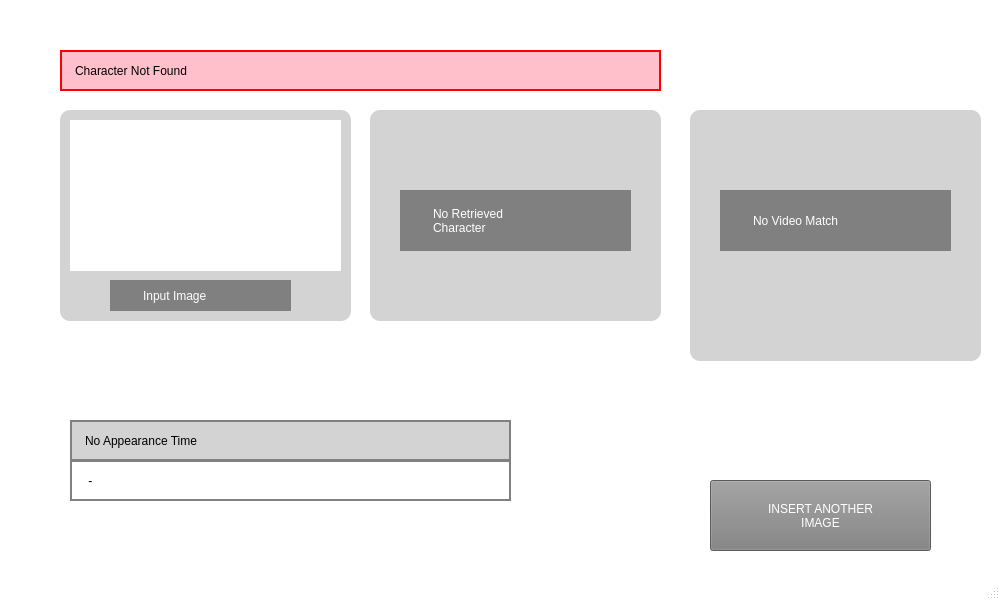
Above: UI_ccir.ui from syaz131/Gui-cartoon-retrieval before the change. Below: the same form after it.
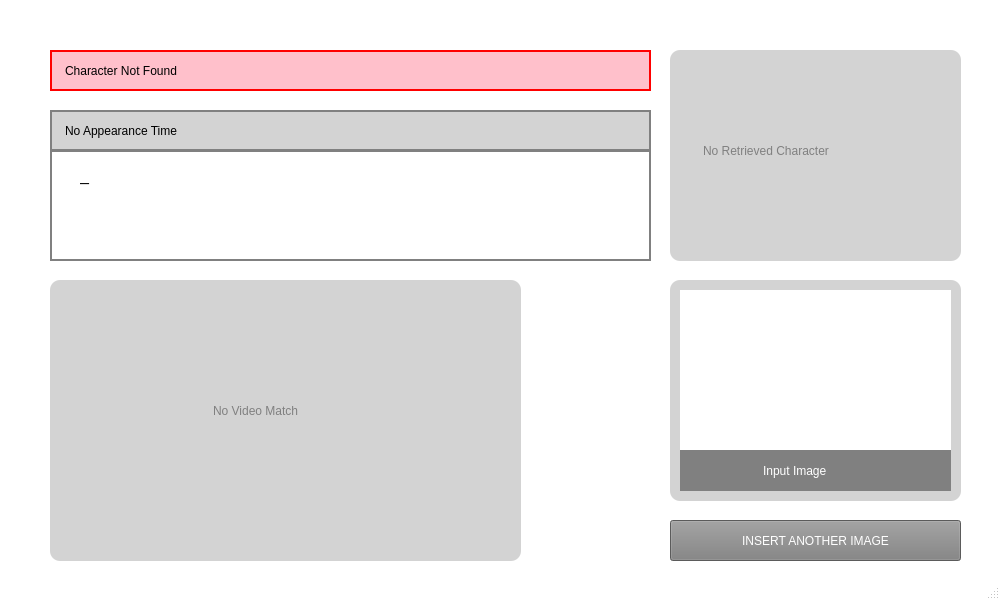
That is the form after the change. The open tabs and pages were chosen to show the change. Icons and pictures are not drawn.

Commit message:
Checkpoint 6 - connect Cartoon and Main Window
- button all okay
able to insert another Button
update label
change not found page

```diff
--- a/UI_ccir.ui
+++ b/UI_ccir.ui
@@ -59,6 +59,11 @@
       <height>500</height>
      </size>
     </property>
+    <property name="font">
+     <font>
+      <pointsize>6</pointsize>
+     </font>
+    </property>
     <property name="acceptDrops">
      <bool>true</bool>
     </property>
@@ -314,6 +319,9 @@
       </property>
      </widget>
      <widget class="QPushButton" name="pushButton_foundPage">
+      <property name="enabled">
+       <bool>false</bool>
+      </property>
       <property name="geometry">
        <rect>
         <x>470</x>
@@ -332,6 +340,9 @@
       </property>
      </widget>
      <widget class="QPushButton" name="pushButton_notFoundPage">
+      <property name="enabled">
+       <bool>false</bool>
+      </property>
       <property name="geometry">
        <rect>
         <x>640</x>
@@ -370,7 +381,7 @@
      <widget class="QLabel" name="label">
       <property name="geometry">
        <rect>
-        <x>60</x>
+        <x>50</x>
         <y>50</y>
         <width>601</width>
         <height>41</height>
@@ -390,10 +401,10 @@
      <widget class="QPushButton" name="btn_insertAnotherImage1">
       <property name="geometry">
        <rect>
-        <x>710</x>
-        <y>480</y>
-        <width>221</width>
-        <height>71</height>
+        <x>670</x>
+        <y>520</y>
+        <width>291</width>
+        <height>41</height>
        </rect>
       </property>
       <property name="styleSheet">
@@ -402,17 +413,16 @@
 color: white;</string>
       </property>
       <property name="text">
-       <string>INSERT ANOTHER
-IMAGE</string>
+       <string>INSERT ANOTHER IMAGE</string>
       </property>
      </widget>
      <widget class="QFrame" name="frame">
       <property name="geometry">
        <rect>
-        <x>60</x>
-        <y>110</y>
+        <x>670</x>
+        <y>280</y>
         <width>291</width>
-        <height>211</height>
+        <height>221</height>
        </rect>
       </property>
       <property name="styleSheet">
@@ -431,7 +441,7 @@
          <x>10</x>
          <y>10</y>
          <width>271</width>
-         <height>151</height>
+         <height>161</height>
         </rect>
        </property>
        <property name="autoFillBackground">
@@ -454,19 +464,19 @@
       <widget class="QLabel" name="label_4">
        <property name="geometry">
         <rect>
-         <x>50</x>
+         <x>10</x>
          <y>170</y>
-         <width>181</width>
-         <height>31</height>
+         <width>271</width>
+         <height>41</height>
         </rect>
        </property>
        <property name="styleSheet">
         <string notr="true">background-color:gray;
-font: 12pt &quot;Arial Rounded MT Bold&quot;, &quot;Arial&quot;;
+font: 9pt &quot;Arial Rounded MT Bold&quot;, &quot;Arial&quot;;
 color: white;
 border-radius: 0;
 align:center;
-padding-left: 30px;</string>
+padding-left: 80px;</string>
        </property>
        <property name="text">
         <string>Input Image</string>
@@ -476,8 +486,8 @@
      <widget class="QFrame" name="frame_9">
       <property name="geometry">
        <rect>
-        <x>370</x>
-        <y>110</y>
+        <x>670</x>
+        <y>50</y>
         <width>291</width>
         <height>211</height>
        </rect>
@@ -495,32 +505,31 @@
       <widget class="QLabel" name="label_20">
        <property name="geometry">
         <rect>
-         <x>30</x>
-         <y>80</y>
-         <width>231</width>
+         <x>0</x>
+         <y>70</y>
+         <width>281</width>
          <height>61</height>
         </rect>
        </property>
        <property name="styleSheet">
-        <string notr="true">background-color:gray;
+        <string notr="true">
 font: 12pt &quot;Arial Rounded MT Bold&quot;, &quot;Arial&quot;;
-color: white;
+color: gray;
 border-radius: 0;
 align:center;
 padding-left: 30px;</string>
        </property>
        <property name="text">
-        <string>No Retrieved 
-Character</string>
+        <string>No Retrieved Character</string>
        </property>
       </widget>
      </widget>
      <widget class="QLabel" name="label_6">
       <property name="geometry">
        <rect>
-        <x>70</x>
-        <y>420</y>
-        <width>441</width>
+        <x>50</x>
+        <y>110</y>
+        <width>601</width>
         <height>41</height>
        </rect>
       </property>
@@ -538,10 +547,10 @@
      <widget class="QLabel" name="label_7">
       <property name="geometry">
        <rect>
-        <x>70</x>
-        <y>460</y>
-        <width>441</width>
-        <height>41</height>
+        <x>50</x>
+        <y>150</y>
+        <width>601</width>
+        <height>111</height>
        </rect>
       </property>
       <property name="styleSheet">
@@ -552,16 +561,16 @@
 </string>
       </property>
       <property name="text">
-       <string> - </string>
+       <string/>
       </property>
      </widget>
      <widget class="QFrame" name="frame_10">
       <property name="geometry">
        <rect>
-        <x>690</x>
-        <y>110</y>
-        <width>291</width>
-        <height>251</height>
+        <x>50</x>
+        <y>280</y>
+        <width>471</width>
+        <height>281</height>
        </rect>
       </property>
       <property name="styleSheet">
@@ -577,16 +586,16 @@
       <widget class="QLabel" name="label_22">
        <property name="geometry">
         <rect>
-         <x>30</x>
-         <y>80</y>
-         <width>231</width>
+         <x>130</x>
+         <y>100</y>
+         <width>211</width>
          <height>61</height>
         </rect>
        </property>
        <property name="styleSheet">
-        <string notr="true">background-color:gray;
+        <string notr="true">
 font: 12pt &quot;Arial Rounded MT Bold&quot;, &quot;Arial&quot;;
-color: white;
+color: gray;
 border-radius: 0;
 align:center;
 padding-left: 30px;</string>
@@ -596,6 +605,22 @@
        </property>
       </widget>
      </widget>
+     <widget class="QLabel" name="label_3">
+      <property name="geometry">
+       <rect>
+        <x>80</x>
+        <y>160</y>
+        <width>71</width>
+        <height>31</height>
+       </rect>
+      </property>
+      <property name="styleSheet">
+       <string notr="true">font-size: 12pt</string>
+      </property>
+      <property name="text">
+       <string>_</string>
+      </property>
+     </widget>
      <zorder>frame</zorder>
      <zorder>label</zorder>
      <zorder>btn_insertAnotherImage1</zorder>
@@ -603,13 +628,14 @@
      <zorder>label_6</zorder>
      <zorder>label_7</zorder>
      <zorder>frame_10</zorder>
+     <zorder>label_3</zorder>
     </widget>
     <widget class="QWidget" name="found_page">
      <widget class="QFrame" name="frame_7">
       <property name="geometry">
        <rect>
         <x>670</x>
-        <y>320</y>
+        <y>310</y>
         <width>291</width>
         <height>201</height>
        </rect>
@@ -629,7 +655,7 @@
         <rect>
          <x>10</x>
          <y>10</y>
-         <width>261</width>
+         <width>271</width>
          <height>151</height>
         </rect>
        </property>
@@ -650,25 +676,25 @@
         <bool>true</bool>
        </property>
       </widget>
-      <widget class="QLabel" name="label_3">
+      <widget class="QLabel" name="label_accuracy">
        <property name="geometry">
         <rect>
-         <x>50</x>
-         <y>170</y>
-         <width>181</width>
-         <height>21</height>
+         <x>10</x>
+         <y>160</y>
+         <width>271</width>
+         <height>31</height>
         </rect>
        </property>
        <property name="styleSheet">
         <string notr="true">background-color:gray;
-font: 12pt &quot;Arial Rounded MT Bold&quot;, &quot;Arial&quot;;
+font: 9pt &quot;Arial Rounded MT Bold&quot;, &quot;Arial&quot;;
 color: white;
 border-radius: 0;
 align:center;
-padding-left: 30px;</string>
+padding-left: 60px;</string>
        </property>
        <property name="text">
-        <string>Input Image</string>
+        <string>Accuracy : 88.88%</string>
        </property>
       </widget>
      </widget>
@@ -677,7 +703,7 @@
        <rect>
         <x>40</x>
         <y>40</y>
-        <width>621</width>
+        <width>611</width>
         <height>31</height>
        </rect>
       </property>
@@ -696,8 +722,8 @@
       <property name="geometry">
        <rect>
         <x>670</x>
-        <y>540</y>
-        <width>281</width>
+        <y>530</y>
+        <width>291</width>
         <height>41</height>
        </rect>
       </property>
@@ -723,11 +749,11 @@
        <string notr="true">background-color:palegreen;
 border: 2px solid green;
 font: 12pt &quot;Arial Rounded MT Bold&quot;, &quot;Arial&quot;;
-padding-left:10px;
+padding-left:90px;
 </string>
       </property>
       <property name="text">
-       <string>naruto</string>
+       <string>doraemon</string>
       </property>
      </widget>
      <widget class="QFrame" name="frame_8">
@@ -736,7 +762,7 @@
         <x>670</x>
         <y>80</y>
         <width>291</width>
-        <height>201</height>
+        <height>211</height>
        </rect>
       </property>
       <property name="styleSheet">
@@ -768,8 +794,7 @@
 color: gray;</string>
        </property>
        <property name="text">
-        <string>           Double click on Data to 
-               open Frame</string>
+        <string/>
        </property>
        <property name="pixmap">
         <pixmap>images/title we bare bear.png</pixmap>
@@ -778,35 +803,14 @@
         <bool>true</bool>
        </property>
       </widget>
-      <widget class="QLabel" name="label_frameTitle">
-       <property name="geometry">
-        <rect>
-         <x>10</x>
-         <y>170</y>
-         <width>271</width>
-         <height>21</height>
-        </rect>
-       </property>
-       <property name="styleSheet">
-        <string notr="true">background-color:gray;
-font: 12pt &quot;Arial Rounded MT Bold&quot;, &quot;Arial&quot;;
-color: white;
-border-radius: 0;
-align:center;
-padding-left: 30px;</string>
-       </property>
-       <property name="text">
-        <string>Retrieved Character</string>
-       </property>
-      </widget>
      </widget>
      <widget class="QFrame" name="frame_11">
       <property name="geometry">
        <rect>
         <x>40</x>
-        <y>300</y>
+        <y>310</y>
         <width>471</width>
-        <height>281</height>
+        <height>271</height>
        </rect>
       </property>
       <property name="styleSheet">
@@ -872,8 +876,8 @@
        <rect>
         <x>40</x>
         <y>80</y>
-        <width>621</width>
-        <height>201</height>
+        <width>611</width>
+        <height>211</height>
        </rect>
       </property>
       <property name="editTriggers">
@@ -902,6 +906,37 @@
        </property>
       </column>
      </widget>
+     <widget class="QLabel" name="label_frameTitle">
+      <property name="geometry">
+       <rect>
+        <x>680</x>
+        <y>240</y>
+        <width>271</width>
+        <height>41</height>
+       </rect>
+      </property>
+      <property name="font">
+       <font>
+        <family>Arial Rounded MT Bold,Arial</family>
+        <pointsize>9</pointsize>
+        <weight>50</weight>
+        <italic>false</italic>
+        <bold>false</bold>
+       </font>
+      </property>
+      <property name="styleSheet">
+       <string notr="true">background-color:gray;
+font: 9pt &quot;Arial Rounded MT Bold&quot;, &quot;Arial&quot;;
+color: white;
+border-radius: 0;
+align:center;
+padding-left: 60px;</string>
+      </property>
+      <property name="text">
+       <string>Time : 123.000 sec 
+Accuracy : 10.10%</string>
+      </property>
+     </widget>
     </widget>
    </widget>
   </widget>
```
The commit also changes 3 other files.
